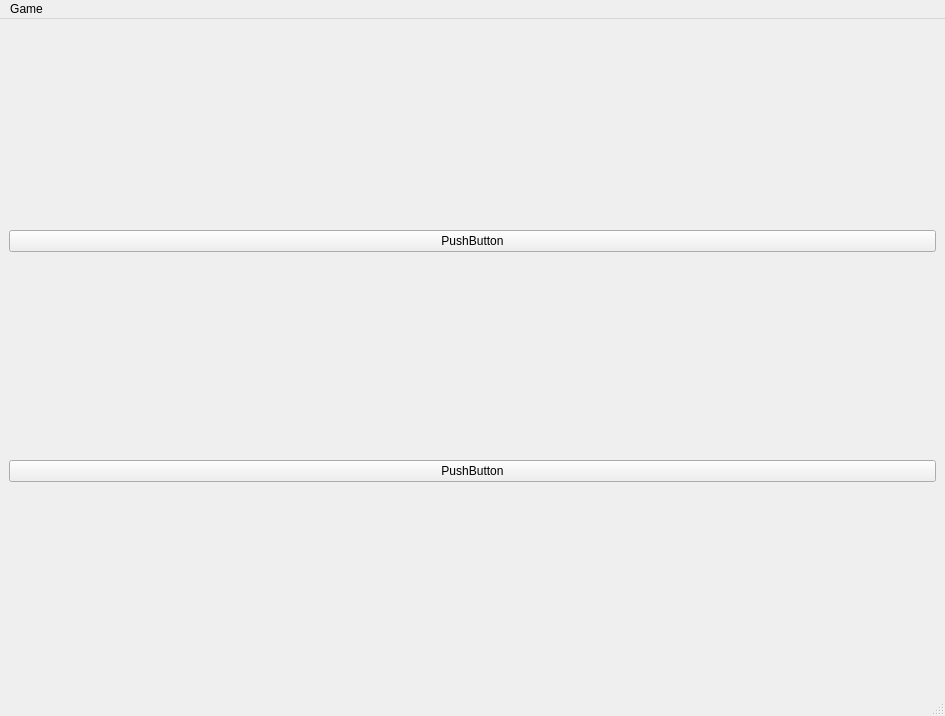
Before: the Qt Designer form basewindow.ui in Holence/Chess, drawn with Qt 5.
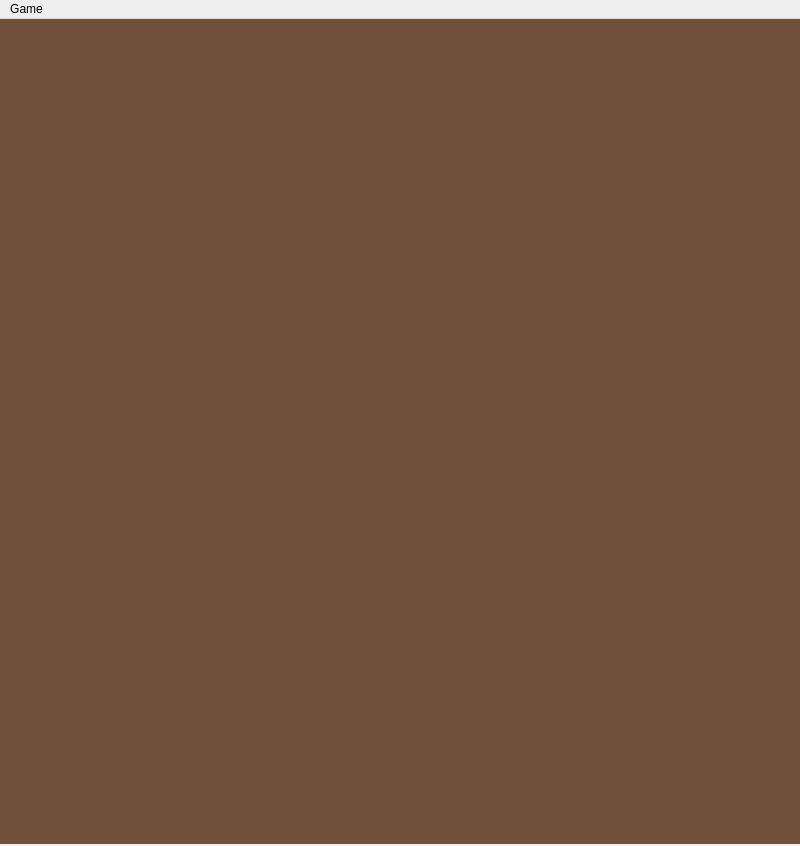
After: the same form once the commit is applied.

What changed in the file:
```diff
--- a/basewindow.ui
+++ b/basewindow.ui
@@ -6,49 +6,101 @@
    <rect>
     <x>0</x>
     <y>0</y>
-    <width>945</width>
-    <height>716</height>
+    <width>800</width>
+    <height>846</height>
    </rect>
   </property>
   <property name="windowTitle">
    <string>MainWindow</string>
   </property>
   <widget class="QWidget" name="centralwidget">
+   <property name="maximumSize">
+    <size>
+     <width>800</width>
+     <height>825</height>
+    </size>
+   </property>
+   <property name="styleSheet">
+    <string notr="true">background-color: rgb(112, 80, 56)</string>
+   </property>
    <layout class="QVBoxLayout" name="verticalLayout">
+    <property name="spacing">
+     <number>0</number>
+    </property>
+    <property name="leftMargin">
+     <number>0</number>
+    </property>
+    <property name="topMargin">
+     <number>0</number>
+    </property>
+    <property name="rightMargin">
+     <number>0</number>
+    </property>
+    <property name="bottomMargin">
+     <number>0</number>
+    </property>
     <item>
-     <layout class="QHBoxLayout" name="horizontalLayout_top">
-      <item>
-       <widget class="QPushButton" name="pushButton">
-        <property name="text">
-         <string>PushButton</string>
-        </property>
-       </widget>
-      </item>
+     <layout class="QVBoxLayout" name="centerLayout">
+      <property name="spacing">
+       <number>0</number>
+      </property>
      </layout>
     </item>
     <item>
-     <layout class="QVBoxLayout" name="centerLayout"/>
+     <spacer name="verticalSpacer">
+      <property name="orientation">
+       <enum>Qt::Vertical</enum>
+      </property>
+      <property name="sizeHint" stdset="0">
+       <size>
+        <width>20</width>
+        <height>798</height>
+       </size>
+      </property>
+     </spacer>
     </item>
     <item>
      <layout class="QHBoxLayout" name="horizontalLayout_bottom">
+      <property name="spacing">
+       <number>0</number>
+      </property>
       <item>
-       <widget class="QPushButton" name="pushButton_2">
-        <property name="text">
-         <string>PushButton</string>
+       <layout class="QHBoxLayout" name="horizontalLayout_white_eaten">
+        <property name="spacing">
+         <number>0</number>
         </property>
-       </widget>
+       </layout>
+      </item>
+      <item>
+       <spacer name="horizontalSpacer">
+        <property name="orientation">
+         <enum>Qt::Horizontal</enum>
+        </property>
+        <property name="sizeHint" stdset="0">
+         <size>
+          <width>40</width>
+          <height>20</height>
+         </size>
+        </property>
+       </spacer>
+      </item>
+      <item>
+       <layout class="QHBoxLayout" name="horizontalLayout_black_eaten">
+        <property name="spacing">
+         <number>0</number>
+        </property>
+       </layout>
       </item>
      </layout>
     </item>
    </layout>
   </widget>
-  <widget class="QStatusBar" name="statusbar"/>
   <widget class="QMenuBar" name="menubar">
    <property name="geometry">
     <rect>
      <x>0</x>
      <y>0</y>
-     <width>945</width>
+     <width>800</width>
      <height>21</height>
     </rect>
    </property>
```
